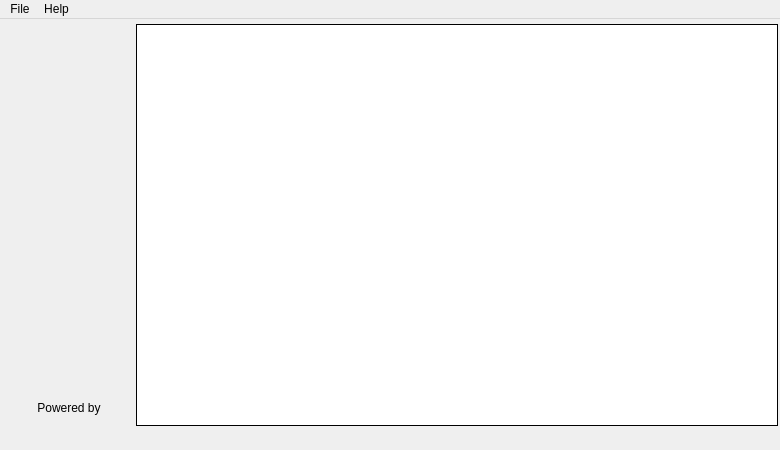
Qt form src/ui/mainwindow.ui (thm-projects/arsnova-overlay) before a commit.
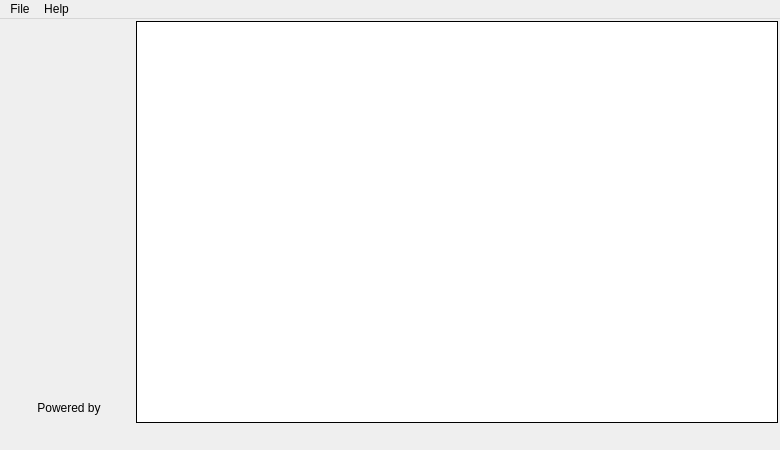
The same form after that commit. Icons and pictures are not drawn.

Commit message: Fixed main window layout for OS X

The edit to the form file:
```diff
--- a/src/ui/mainwindow.ui
+++ b/src/ui/mainwindow.ui
@@ -137,6 +137,8 @@
        </widget>
       </item>
       <item>
+       <layout class="QVBoxLayout" name="stackedWidgetVerticalLayout">
+        <item>
        <widget class="QStackedWidget" name="stackedWidget">
         <property name="sizePolicy">
          <sizepolicy hsizetype="Fixed" vsizetype="Fixed">
@@ -166,6 +168,21 @@
          <number>1</number>
         </property>
        </widget>
+        </item>
+        <item>
+         <spacer name="verticalSpacer_2">
+          <property name="orientation">
+           <enum>Qt::Vertical</enum>
+          </property>
+          <property name="sizeHint" stdset="0">
+           <size>
+            <width>20</width>
+            <height>40</height>
+           </size>
+          </property>
+         </spacer>
+        </item>
+       </layout>
       </item>
      </layout>
     </item>
```
Lines whose indentation alone changed are shown as unchanged. The commit also changes 1 other file.
